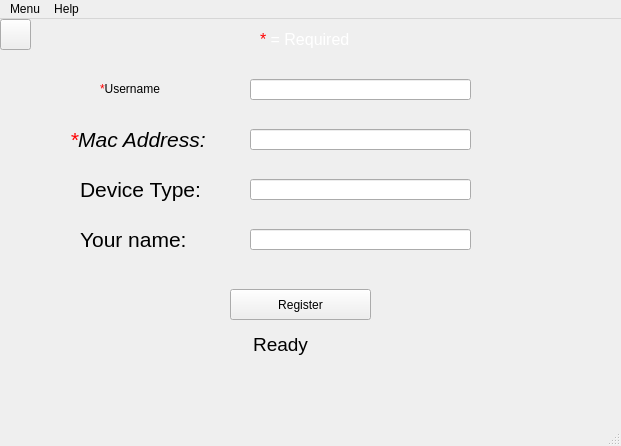
Above: mainwindow.ui from sagyakwa/Device-Registration before the change. Below: the same form after it.
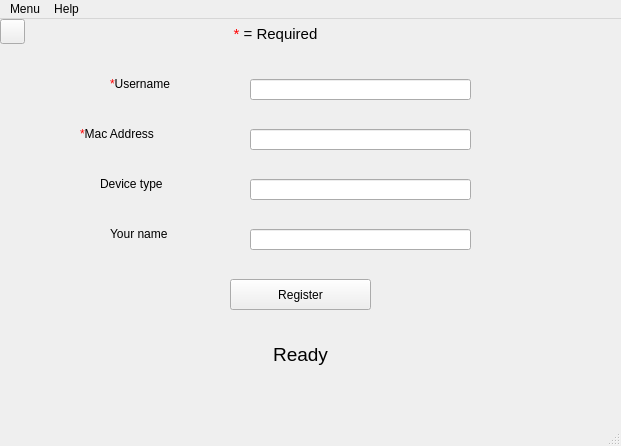
That is the form after the change. Icons and pictures are not drawn.

Commit message: changed names of widgets set buddies changed windows size moved widgets around for better look

Diff of the .ui file:
```diff
--- a/mainwindow.ui
+++ b/mainwindow.ui
@@ -21,50 +21,11 @@
    <bool>true</bool>
   </property>
   <widget class="QWidget" name="centralwidget">
-   <widget class="QLabel" name="label_2">
-    <property name="geometry">
-     <rect>
-      <x>70</x>
-      <y>100</y>
-      <width>161</width>
-      <height>41</height>
-     </rect>
-    </property>
-    <property name="text">
-     <string>&lt;html&gt;&lt;head/&gt;&lt;body&gt;&lt;p&gt;&lt;span style=&quot; font-size:16pt; font-style:italic; color:#ff0000;&quot;&gt;*&lt;/span&gt;&lt;span style=&quot; font-size:16pt; font-style:italic; color:#000000;&quot;&gt;Mac Address:&lt;/span&gt;&lt;/p&gt;&lt;/body&gt;&lt;/html&gt;</string>
-    </property>
-   </widget>
-   <widget class="QLabel" name="label_3">
-    <property name="geometry">
-     <rect>
-      <x>80</x>
-      <y>150</y>
-      <width>161</width>
-      <height>41</height>
-     </rect>
-    </property>
-    <property name="text">
-     <string>&lt;html&gt;&lt;head/&gt;&lt;body&gt;&lt;p&gt;&lt;span style=&quot; font-size:16pt; color:#000000;&quot;&gt;Device Type:&lt;/span&gt;&lt;/p&gt;&lt;/body&gt;&lt;/html&gt;</string>
-    </property>
-   </widget>
-   <widget class="QLabel" name="label_4">
-    <property name="geometry">
-     <rect>
-      <x>80</x>
-      <y>200</y>
-      <width>161</width>
-      <height>41</height>
-     </rect>
-    </property>
-    <property name="text">
-     <string>&lt;html&gt;&lt;head/&gt;&lt;body&gt;&lt;p&gt;&lt;span style=&quot; font-size:16pt; color:#000000;&quot;&gt;Your name:&lt;/span&gt;&lt;/p&gt;&lt;/body&gt;&lt;/html&gt;</string>
-    </property>
-   </widget>
    <widget class="QPushButton" name="pushButton">
     <property name="geometry">
      <rect>
       <x>230</x>
-      <y>270</y>
+      <y>260</y>
       <width>141</width>
       <height>31</height>
      </rect>
@@ -137,8 +98,8 @@
    <widget class="QLabel" name="label_5">
     <property name="geometry">
      <rect>
-      <x>90</x>
-      <y>300</y>
+      <x>110</x>
+      <y>310</y>
       <width>381</width>
       <height>51</height>
      </rect>
@@ -153,29 +114,13 @@
      <set>Qt::AlignCenter</set>
     </property>
    </widget>
-   <widget class="QLabel" name="label_6">
-    <property name="geometry">
-     <rect>
-      <x>260</x>
-      <y>0</y>
-      <width>121</width>
-      <height>41</height>
-     </rect>
-    </property>
-    <property name="text">
-     <string>&lt;html&gt;&lt;head/&gt;&lt;body&gt;&lt;p&gt;&lt;span style=&quot; font-size:12pt; color:#ff0000;&quot;&gt;*&lt;/span&gt;&lt;span style=&quot; font-size:12pt; color:#ffffff;&quot;&gt; = Required&lt;/span&gt;&lt;/p&gt;&lt;/body&gt;&lt;/html&gt;</string>
-    </property>
-    <property name="openExternalLinks">
-     <bool>false</bool>
-    </property>
-   </widget>
    <widget class="QPushButton" name="change_mode">
     <property name="geometry">
      <rect>
       <x>0</x>
       <y>0</y>
-      <width>31</width>
-      <height>31</height>
+      <width>25</width>
+      <height>25</height>
      </rect>
     </property>
     <property name="text">
@@ -185,10 +130,10 @@
    <widget class="QLabel" name="username_label">
     <property name="geometry">
      <rect>
-      <x>100</x>
-      <y>60</y>
+      <x>110</x>
+      <y>50</y>
       <width>121</width>
-      <height>21</height>
+      <height>31</height>
      </rect>
     </property>
     <property name="styleSheet">
@@ -201,10 +146,83 @@
      <cstring>sides_dropdown</cstring>
     </property>
    </widget>
-   <zorder>lineEdit</zorder>
-   <zorder>label_2</zorder>
-   <zorder>label_3</zorder>
-   <zorder>label_4</zorder>
+   <widget class="QLabel" name="mac_address_label">
+    <property name="geometry">
+     <rect>
+      <x>80</x>
+      <y>100</y>
+      <width>151</width>
+      <height>31</height>
+     </rect>
+    </property>
+    <property name="styleSheet">
+     <string notr="true">font: 16pt &quot;Verdana&quot;;</string>
+    </property>
+    <property name="text">
+     <string>&lt;html&gt;&lt;head/&gt;&lt;body&gt;&lt;p&gt;&lt;span style=&quot; color:#ff0000;&quot;&gt;*&lt;/span&gt;Mac Address&lt;/p&gt;&lt;/body&gt;&lt;/html&gt;</string>
+    </property>
+    <property name="buddy">
+     <cstring>mac_textbox</cstring>
+    </property>
+   </widget>
+   <widget class="QLabel" name="device_label">
+    <property name="geometry">
+     <rect>
+      <x>100</x>
+      <y>150</y>
+      <width>151</width>
+      <height>31</height>
+     </rect>
+    </property>
+    <property name="styleSheet">
+     <string notr="true">font: 16pt &quot;Verdana&quot;;</string>
+    </property>
+    <property name="text">
+     <string>&lt;html&gt;&lt;head/&gt;&lt;body&gt;&lt;p&gt;Device type&lt;/p&gt;&lt;/body&gt;&lt;/html&gt;</string>
+    </property>
+    <property name="buddy">
+     <cstring>device_textbox</cstring>
+    </property>
+   </widget>
+   <widget class="QLabel" name="sponsor_label">
+    <property name="geometry">
+     <rect>
+      <x>110</x>
+      <y>200</y>
+      <width>151</width>
+      <height>31</height>
+     </rect>
+    </property>
+    <property name="styleSheet">
+     <string notr="true">font: 16pt &quot;Verdana&quot;;</string>
+    </property>
+    <property name="text">
+     <string>&lt;html&gt;&lt;head/&gt;&lt;body&gt;&lt;p&gt;Your name&lt;/p&gt;&lt;/body&gt;&lt;/html&gt;</string>
+    </property>
+    <property name="buddy">
+     <cstring>sponsor_textbox</cstring>
+    </property>
+   </widget>
+   <widget class="QLabel" name="instruction_label">
+    <property name="geometry">
+     <rect>
+      <x>200</x>
+      <y>0</y>
+      <width>151</width>
+      <height>31</height>
+     </rect>
+    </property>
+    <property name="styleSheet">
+     <string notr="true">font: 8pt &quot;Verdana&quot;;</string>
+    </property>
+    <property name="text">
+     <string>&lt;html&gt;&lt;head/&gt;&lt;body&gt;&lt;p align=&quot;center&quot;&gt;&lt;span style=&quot; font-size:11pt; color:#ff0000;&quot;&gt;*&lt;/span&gt;&lt;span style=&quot; font-size:11pt;&quot;&gt; = Required&lt;/span&gt;&lt;/p&gt;&lt;/body&gt;&lt;/html&gt;</string>
+    </property>
+    <property name="alignment">
+     <set>Qt::AlignCenter</set>
+    </property>
+   </widget>
+   <zorder>username_textbox</zorder>
    <zorder>pushButton</zorder>
    <zorder>lineEdit_2</zorder>
    <zorder>lineEdit_3</zorder>
```
Left out of the diff: 60 changed lines with no effect on the pictures.
